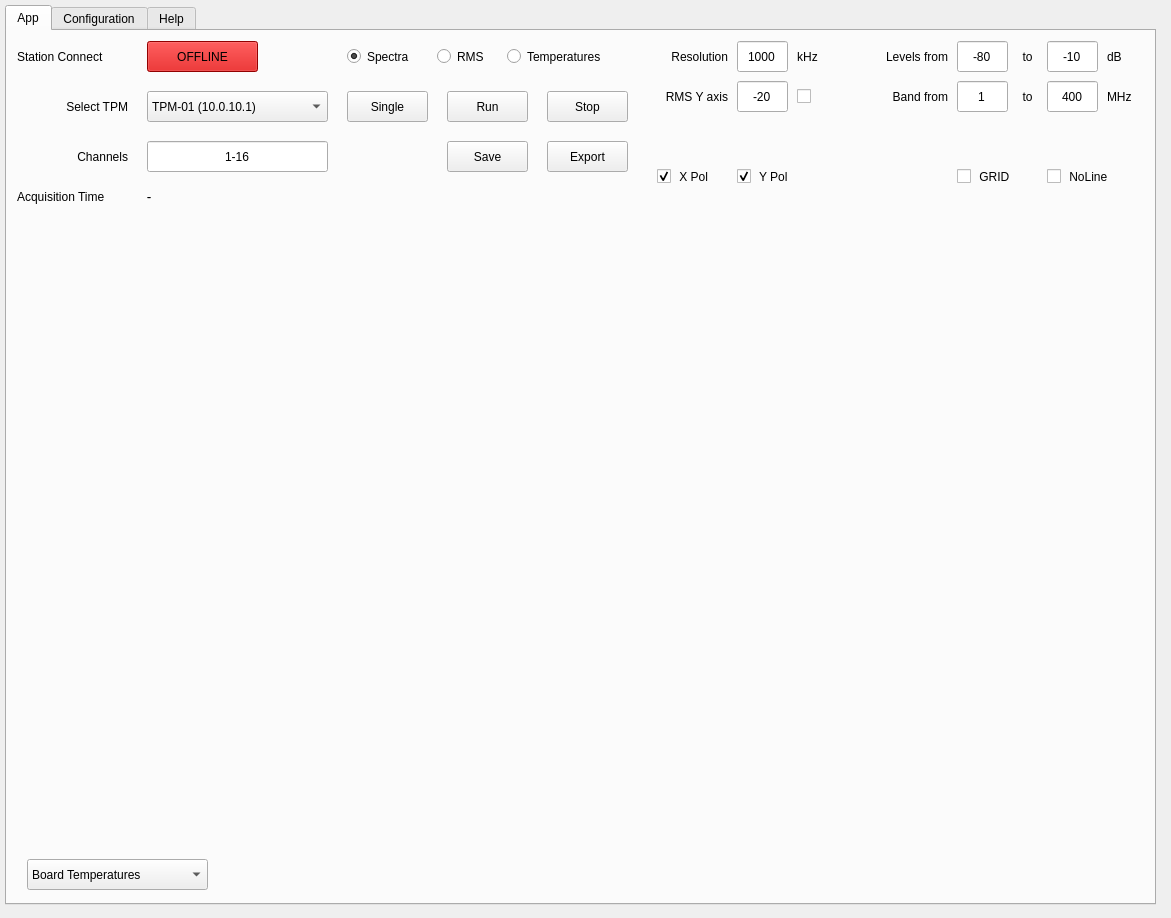
First picture: the form in skalab_live.ui, repository amattana/skalab, before the edit.
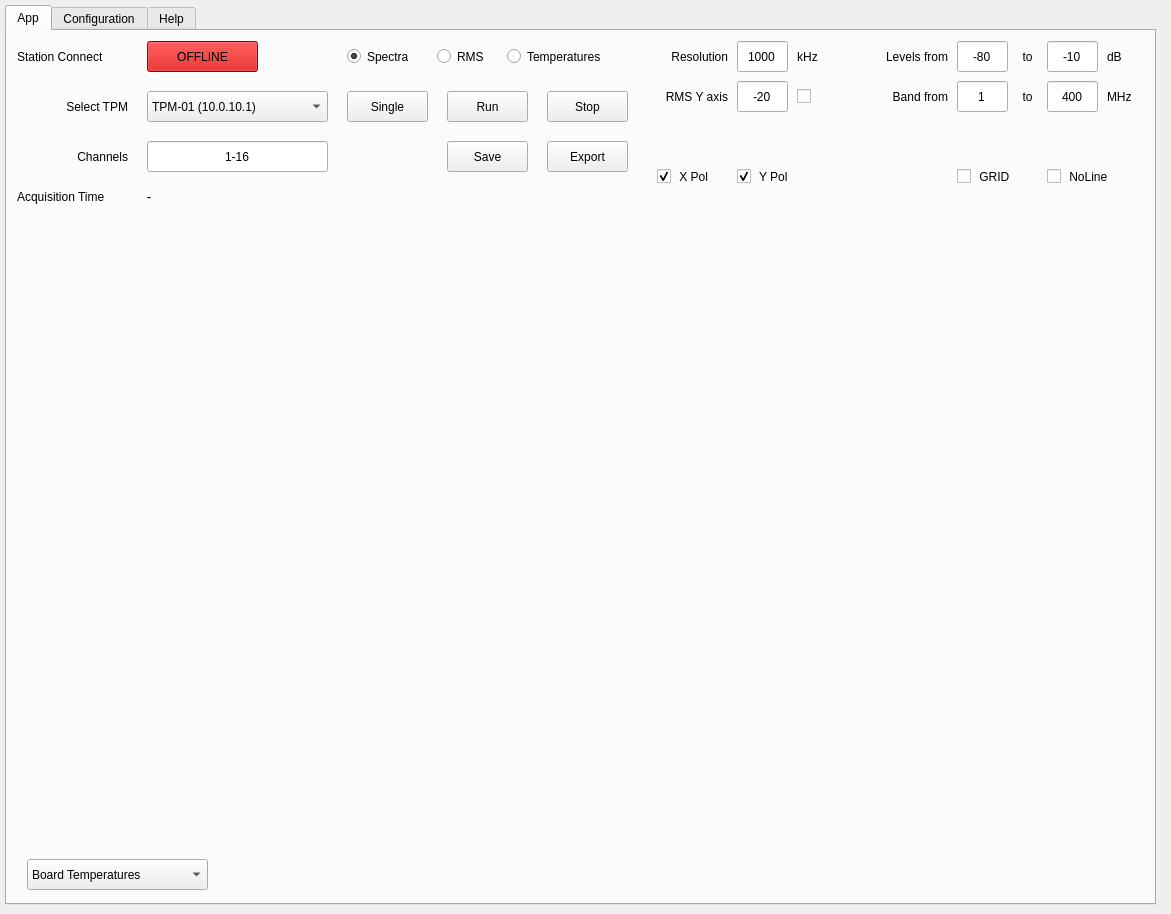
Second picture: the form after the edit.

Diff of the .ui file:
```diff
--- a/skalab_live.ui
+++ b/skalab_live.ui
@@ -7,7 +7,7 @@
     <x>0</x>
     <y>0</y>
     <width>1171</width>
-    <height>918</height>
+    <height>914</height>
    </rect>
   </property>
   <property name="windowTitle">
```
